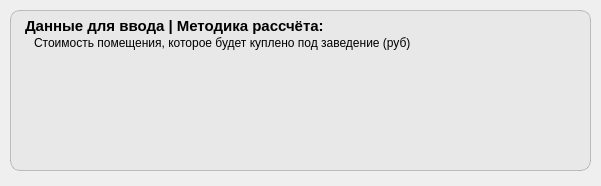
OpexHunter/BusinessCalc, file setupHelperUI.ui: the form before one commit.
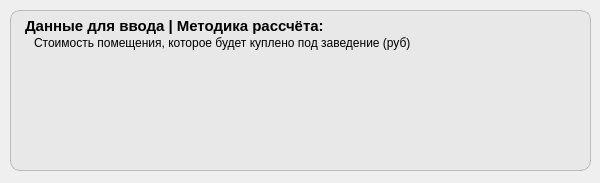
The form after the commit. Icons and pictures are not drawn.

Patch:
```diff
--- a/setupHelperUI.ui
+++ b/setupHelperUI.ui
@@ -6,8 +6,8 @@
    <rect>
     <x>0</x>
     <y>0</y>
-    <width>601</width>
-    <height>186</height>
+    <width>600</width>
+    <height>183</height>
    </rect>
   </property>
   <property name="windowTitle">
```
